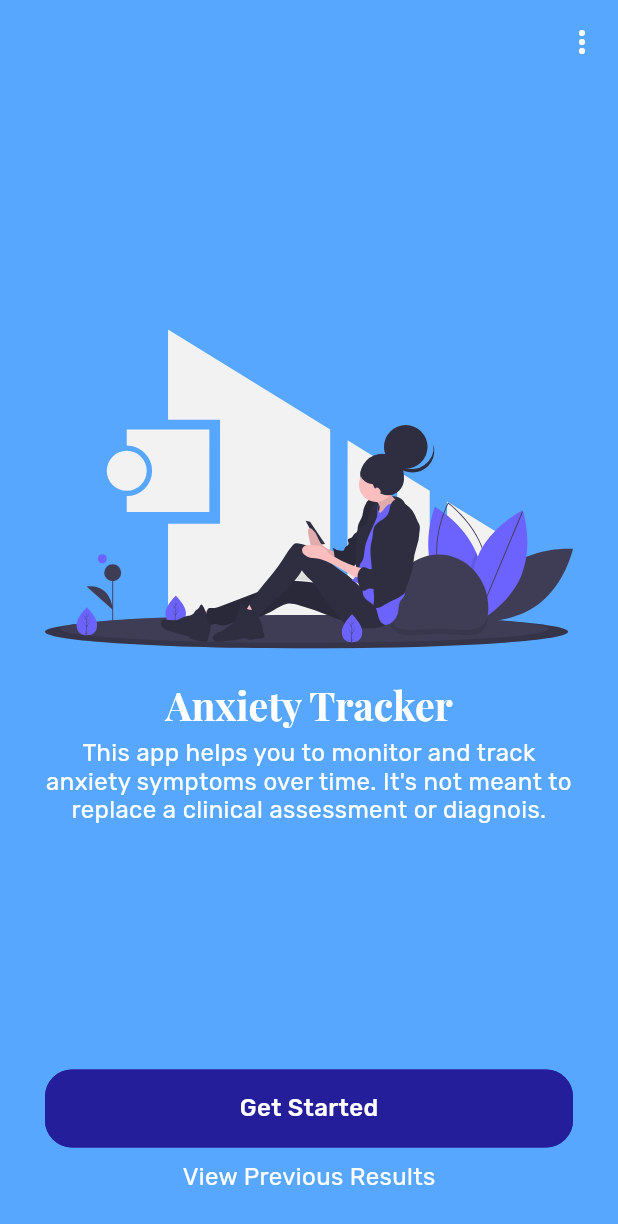
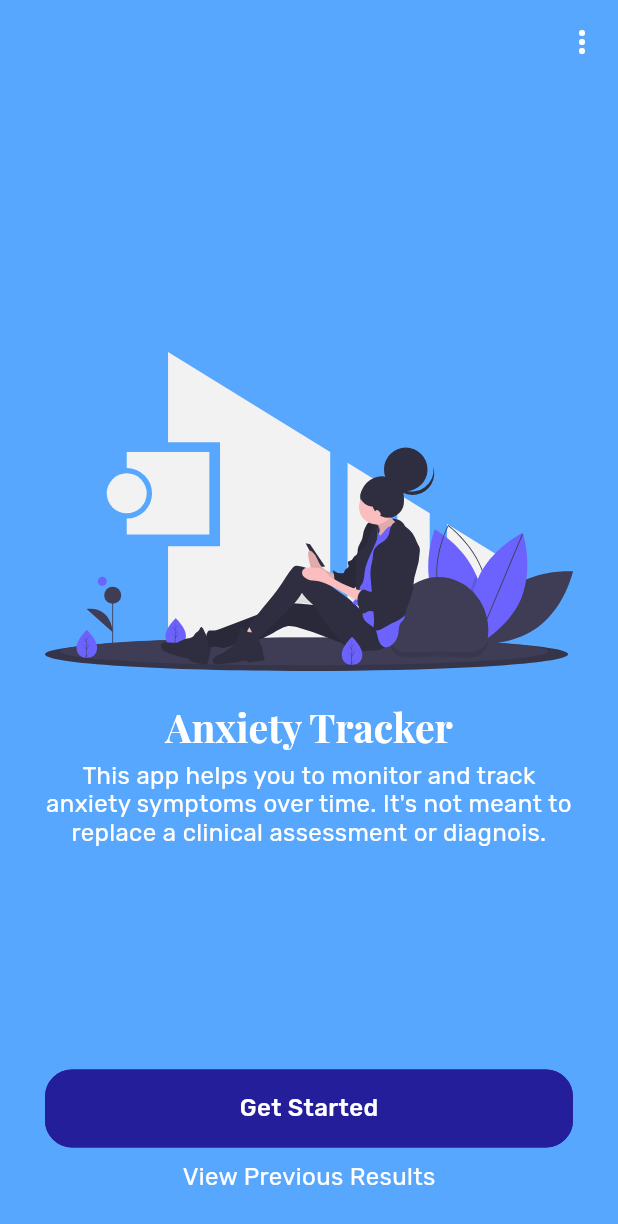
Before and after one commit to devinsays/gad7, a Flutter app: the screen it shows after launch, on a phone screen of 412 x 824 dp. Shown: the top 1224 px of the screen. Run offline on Flutter 3.47's test engine with Material 2 defaults, Android fonts, the phone set to English and light mode, and no system bars; our stand-ins replace flutter_svg, google_fonts, shared_preferences, sqflite; accounts and stored records are empty.

Commit message:
Custom scaffold.

```diff
--- a/lib/views/overview.dart
+++ b/lib/views/overview.dart
@@ -2,25 +2,13 @@ import 'package:flutter/material.dart';
 import 'package:flutter_svg/flutter_svg.dart';
 
 import 'package:gad7/styles/styles.dart';
-import 'package:gad7/styles/palette.dart';
-import 'package:gad7/widgets/menu.dart';
+import 'package:gad7/widgets/custom_scaffold.dart';
 import 'package:gad7/widgets/styled_flat_button.dart';
 
 class Overview extends StatelessWidget {
   @override
   Widget build(BuildContext context) {
-    return Scaffold(
-      backgroundColor: Palette.background,
-      appBar: AppBar(
-        elevation: 0,
-        backgroundColor: Colors.transparent,
-        actions: <Widget>[
-          Menu(),
-        ],
-      ),
-      body: SafeArea(
-        child: Container(
-          padding: EdgeInsets.fromLTRB(30.0, 0.0, 30.0, 0.0),
+    return CustomScaffold(
       child: Column(
         children: [
           Expanded(
@@ -40,17 +28,14 @@ class Overview extends StatelessWidget {
                 SizedBox(
                   height: 20,
                 ),
-                    Text(
-                      'Anxiety Tracker',
-                      style: Styles.h1
-                    ),
+                Text('Anxiety Tracker', style: Styles.h1),
                 SizedBox(
                   height: 5,
                 ),
                 Text(
                   'This app helps you to monitor and track anxiety symptoms over time. It\'s not meant to replace a clinical assessment or diagnois.',
                   textAlign: TextAlign.center,
-                      style: Styles.p
+                  style: Styles.p,
                 ),
               ],
             ),
@@ -66,16 +51,9 @@ class Overview extends StatelessWidget {
           ),
           Text(
             'View Previous Results',
-                style: Styles.p.copyWith(
-                  color: Palette.white,
-                ),
-              ),
-              SizedBox(
-                height: 30,
+            style: Styles.p,
           ),
         ],
-          ),
-        ),
       ),
     );
   }
--- /dev/null
+++ b/lib/widgets/custom_scaffold.dart
@@ -0,0 +1,33 @@
+import 'package:flutter/material.dart';
+
+import 'package:gad7/styles/palette.dart';
+import 'package:gad7/widgets/menu.dart';
+
+class CustomScaffold extends StatelessWidget {
+  final Widget child;
+
+  CustomScaffold({
+    Key key,
+    this.child,
+  }) : super(key: key);
+
+  @override
+  Widget build(BuildContext context) {
+    return Scaffold(
+      backgroundColor: Palette.background,
+      appBar: AppBar(
+        elevation: 0,
+        backgroundColor: Colors.transparent,
+        actions: <Widget>[
+          Menu(),
+        ],
+      ),
+      body: SafeArea(
+        child: Container(
+          padding: EdgeInsets.all(30.0),
+          child: child,
+        ),
+      ),
+    );
+  }
+}
```
Also changed, not shown: lib/data/gad7.dart (added, +11 -0 lines), lib/styles/theme.dart (+0 -14 lines), lib/views/history.dart (+4 -11 lines), lib/views/loading.dart (+3 -13 lines), lib/views/questionaire.dart (+7 -26 lines), lib/views/result.dart (+2 -17 lines). Lines whose indentation alone changed are shown as unchanged.
